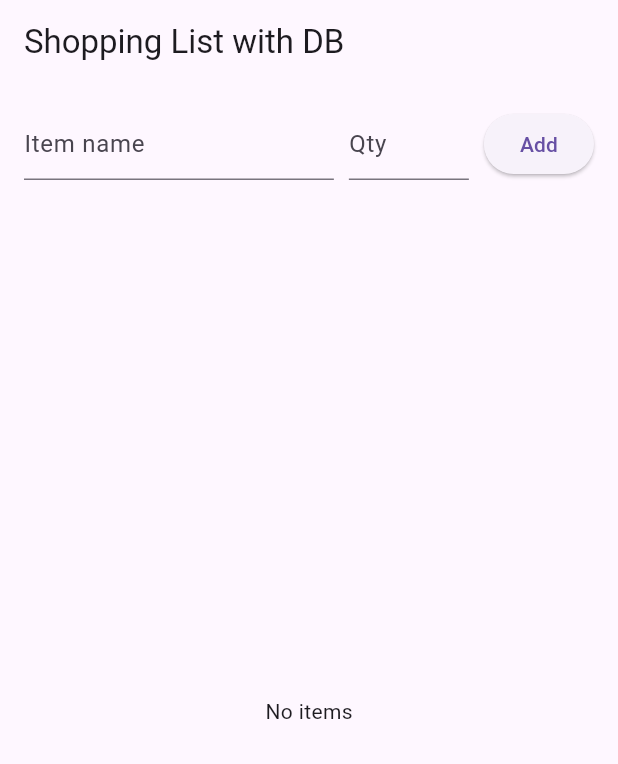
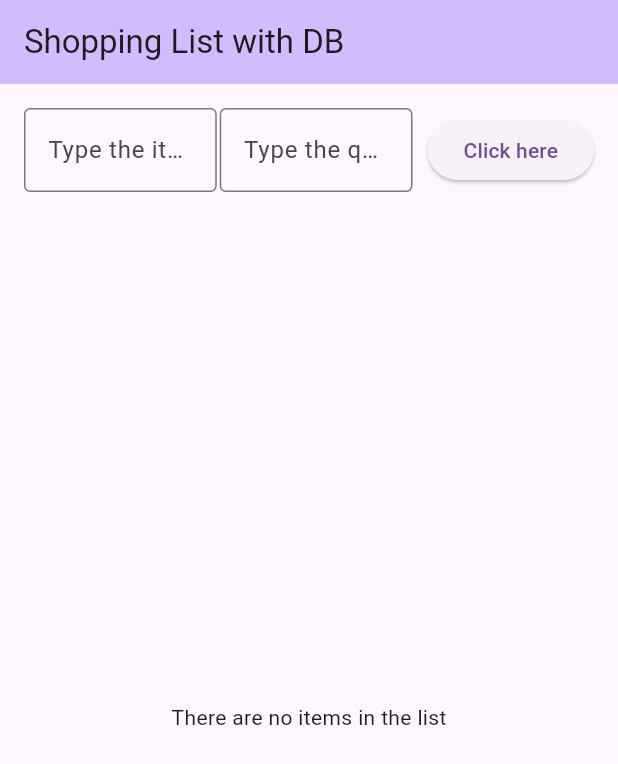
Before and after one commit to TataCharlotte/CST2335w6, a Flutter app: the screen it shows after launch, on a phone screen of 412 x 824 dp. Shown: the top 764 px of the screen. Run offline on Flutter 3.47's test engine with Material 3 defaults, Android fonts, the phone set to English and light mode, and no system bars; our stand-ins replace floor, sqflite; accounts and stored records are empty; generated files the repository leaves out were written again.

Commit message:
WEEK8 DATABASE version 1 completed

```diff
--- a/lib/main.dart
+++ b/lib/main.dart
@@ -19,8 +19,8 @@ class MyApp extends StatelessWidget {
   @override
   Widget build(BuildContext context) {
     return MaterialApp(
-      title: 'Shopping List with DB',
-      theme: ThemeData(primarySwatch: Colors.deepPurple),
+      title: 'Shopping List with Database',
+      theme: ThemeData(colorScheme: ColorScheme.fromSeed(seedColor:Colors.deepPurple),),
       home: ShoppingListPage(database: database),
     );
   }
@@ -57,7 +57,7 @@ class _ShoppingListPageState extends State<ShoppingListPage> {
   Future<void> _addItem() async {
     final name = _itemController.text.trim();
     final quantity = int.tryParse(_quantityController.text.trim()) ?? 0;
-
+    // if its not empty add it to the _items list, and clear the textfield.
     if (name.isNotEmpty && quantity > 0) {
       final newItem = Item(name: name, quantity: quantity);
       await widget.database.itemDao.insertItem(newItem);
@@ -72,6 +72,7 @@ class _ShoppingListPageState extends State<ShoppingListPage> {
     await _loadItemsFromDb();
   }
 
+//Prompt the alertDialog, if click "yes"  setState to delete, if click "no"
   void _confirmDelete(Item item) {
     showDialog(
       context: context,
@@ -102,44 +103,56 @@ class _ShoppingListPageState extends State<ShoppingListPage> {
   @override
   Widget build(BuildContext context) {
     return Scaffold(
-      appBar: AppBar(title: const Text('Shopping List with DB')),
+      appBar: AppBar(
+          backgroundColor: Theme.of(context).colorScheme.inversePrimary,
+          title: const Text('Shopping List with DB')),
       body: Padding(
         padding: const EdgeInsets.all(16),
         child: Column(
+          mainAxisAlignment: MainAxisAlignment.center,
           children: [
             Row(
               children: [
                 Expanded(
                   child: TextField(
                     controller: _itemController,
-                    decoration: const InputDecoration(hintText: 'Item name'),
+                    decoration: const InputDecoration(
+                        hintText: 'Type the item here', border: OutlineInputBorder()),
                   ),
                 ),
-                const SizedBox(width: 10),
-                SizedBox(
-                  width: 80,
+                const SizedBox(width: 2),
+                Expanded(
                   child: TextField(
                     controller: _quantityController,
-                    decoration: const InputDecoration(hintText: 'Qty'),
+                    decoration: const InputDecoration(
+                        hintText: 'Type the quantity here',border:OutlineInputBorder()),
                     keyboardType: TextInputType.number,
                   ),
                 ),
                 const SizedBox(width: 10),
-                ElevatedButton(onPressed: _addItem, child: const Text('Add')),
+                ElevatedButton(
+                    onPressed: _addItem,
+                    child: const Text('Click here')),
               ],
             ),
             const SizedBox(height: 20),
             Expanded(
               child: _items.isEmpty
-                  ? const Center(child: Text('No items'))
+                  ? const Center(child: Text('There are no items in the list'))
                   : ListView.builder(
                 itemCount: _items.length,
                 itemBuilder: (context, index) {
                   final item = _items[index];
-                  return ListTile(
-                    title: Text(item.name),
-                    subtitle: Text('Quantity: ${item.quantity}'),
+                  return GestureDetector(
                     onLongPress: () => _confirmDelete(item),
+                    child:Row(
+                      mainAxisAlignment: MainAxisAlignment.center,
+                      children:[
+                        Text("${index + 1}. "),
+                        Text(item.name),
+                        Text(" Qty: ${item.quantity}"),
+                      ]
+                    )
                   );
                 },
               ),
```
